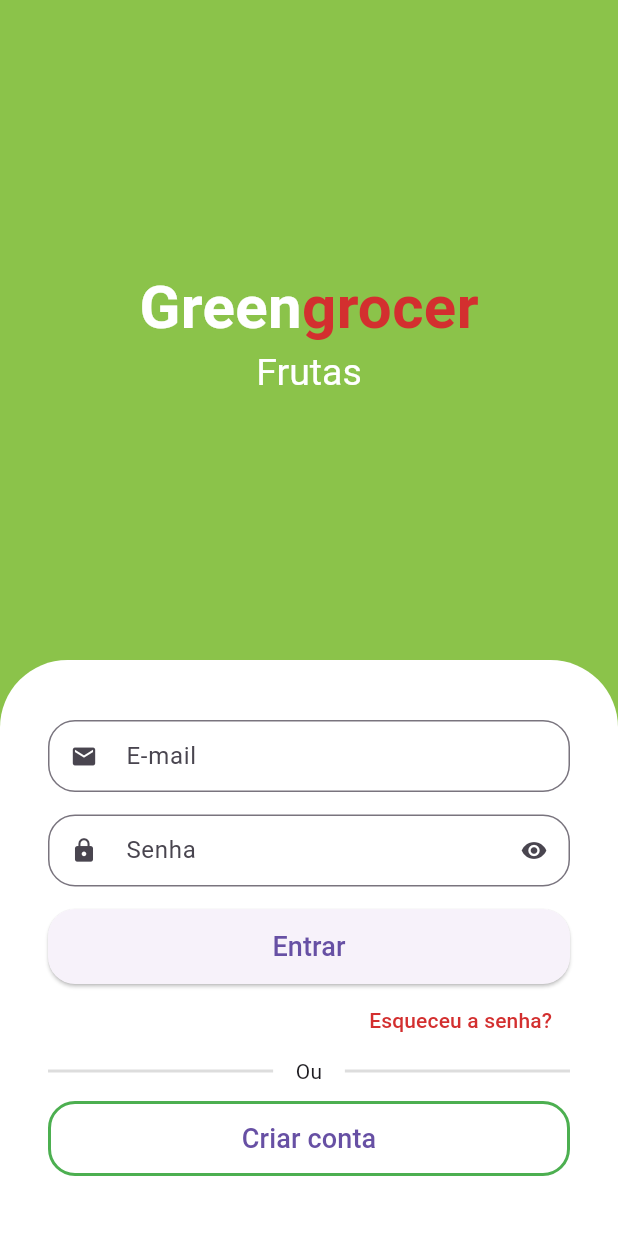
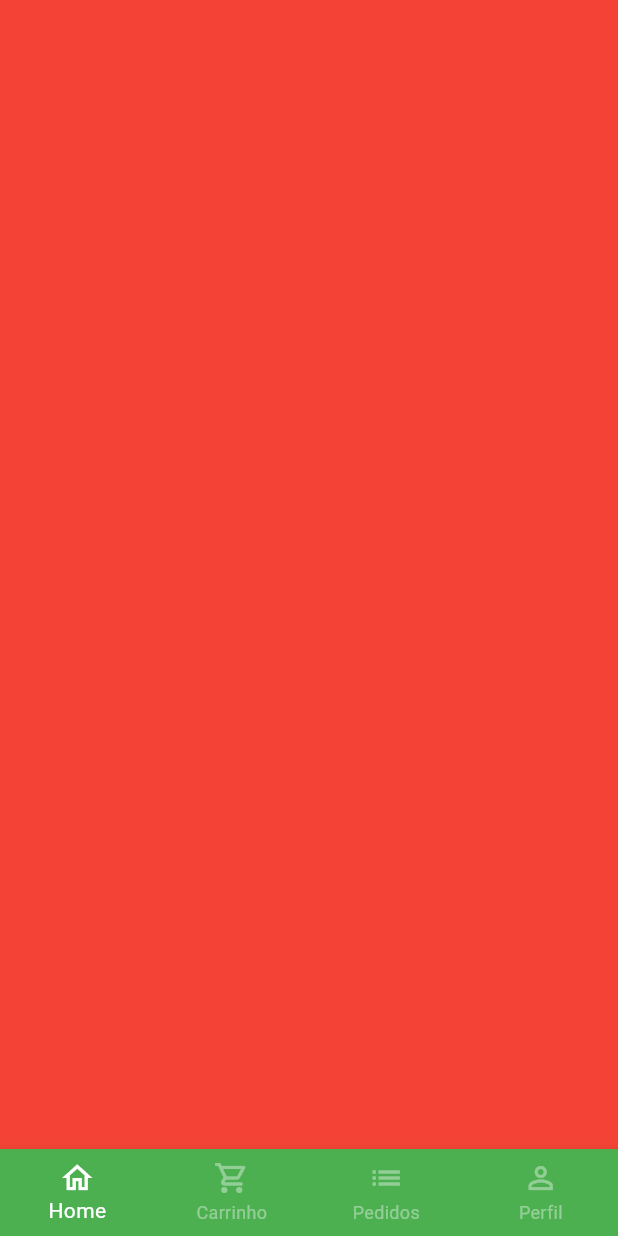
Before and after one commit to danielacsapps/greengrocer, a Flutter app: the screen it shows after launch, after a tap on "Entrar", on a phone screen of 412 x 824 dp. Run offline on Flutter 3.47's test engine with Material 3 defaults, Android fonts, the phone set to English and light mode, and no system bars; drawn by our look-alikes of animated_text_kit; our stand-ins replace mask_text_input_formatter.

Commit message:
Seção 4: Flutter UI: Tela base

```diff
--- a/lib/src/auth/sign_in_screen.dart
+++ b/lib/src/auth/sign_in_screen.dart
@@ -2,6 +2,7 @@
 import 'package:flutter/material.dart';
 import 'package:greengrocer/src/auth/components/custom_text_field.dart';
 import 'package:greengrocer/src/auth/sign_up_screen.dart';
+import 'package:greengrocer/src/base/base_screen.dart';
 import 'package:greengrocer/src/config/custom_colors.dart';
 
 class SignInScreen extends StatelessWidget {
@@ -90,7 +91,15 @@
                             borderRadius: BorderRadiusGeometry.circular(18),
                           ),
                         ),
-                        onPressed: () {},
+                        onPressed: () {
+                          Navigator.of(context).pushReplacement(
+                            MaterialPageRoute(
+                              builder: (c) {
+                                return const BaseScreen();
+                              },
+                            ),
+                          );
+                        },
                         child: const Text(
                           'Entrar',
                           style: TextStyle(fontSize: 18),
--- /dev/null
+++ b/lib/src/base/base_screen.dart
@@ -0,0 +1,58 @@
+import 'package:flutter/material.dart';
+
+class BaseScreen extends StatefulWidget {
+  const BaseScreen({super.key});
+
+  @override
+  State<BaseScreen> createState() => _BaseScreenState();
+}
+
+class _BaseScreenState extends State<BaseScreen> {
+  int currentIndex = 0;
+  final pageController = PageController();
+
+  @override
+  Widget build(BuildContext context) {
+    return Scaffold(
+      body: PageView(
+        physics: const NeverScrollableScrollPhysics(),
+        controller: pageController,
+        children: [
+          Container(color: Colors.red),
+          Container(color: Colors.yellow),
+          Container(color: Colors.blue),
+          Container(color: Colors.purple),
+        ],
+      ),
+
+      bottomNavigationBar: BottomNavigationBar(
+        currentIndex: currentIndex,
+        onTap: (index) {
+          setState(() {
+            currentIndex = index;
+            pageController.jumpToPage(index);
+          });
+        },
+        type: BottomNavigationBarType.fixed,
+        backgroundColor: Colors.green,
+        selectedItemColor: Colors.white,
+        unselectedItemColor: Colors.white.withAlpha(100),
+        items: const [
+          BottomNavigationBarItem(
+            icon: Icon(Icons.home_outlined),
+            label: 'Home',
+          ),
+          BottomNavigationBarItem(
+            icon: Icon(Icons.shopping_cart_outlined),
+            label: 'Carrinho',
+          ),
+          BottomNavigationBarItem(icon: Icon(Icons.list), label: 'Pedidos'),
+          BottomNavigationBarItem(
+            icon: Icon(Icons.person_outline),
+            label: 'Perfil',
+          ),
+        ],
+      ),
+    );
+  }
+}
```
